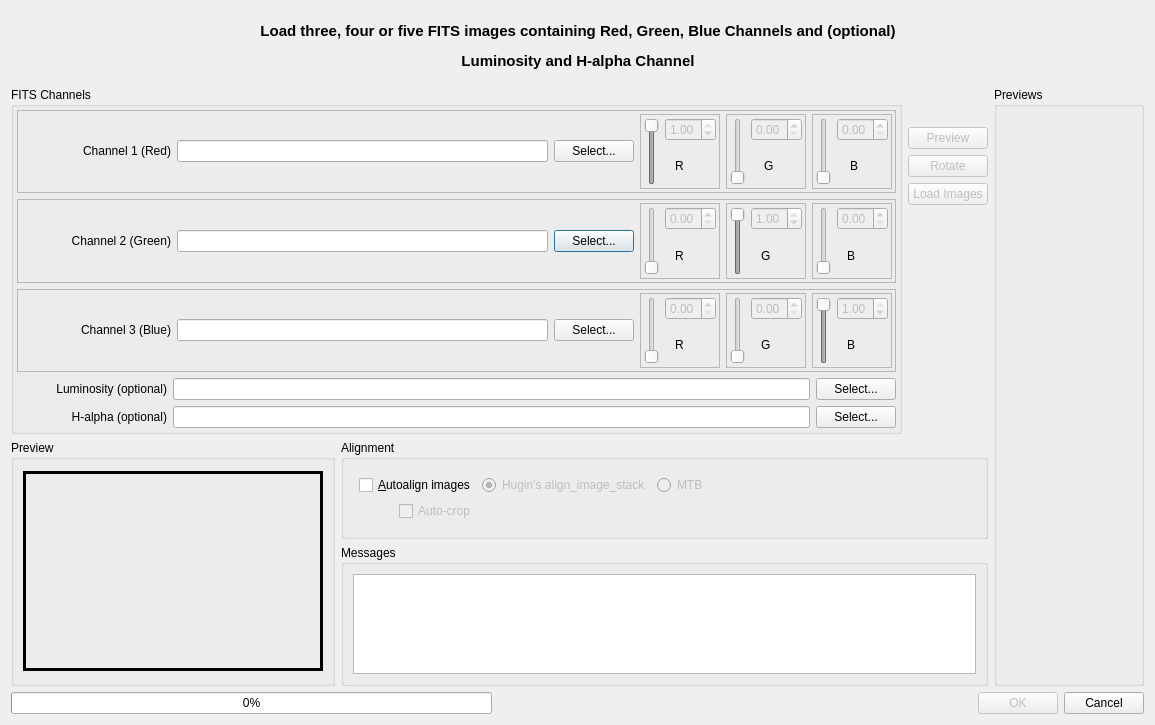
Above: src/UI/FitsImporter.ui from LuminanceHDR/LuminanceHDR before the change. Below: the same form after it.
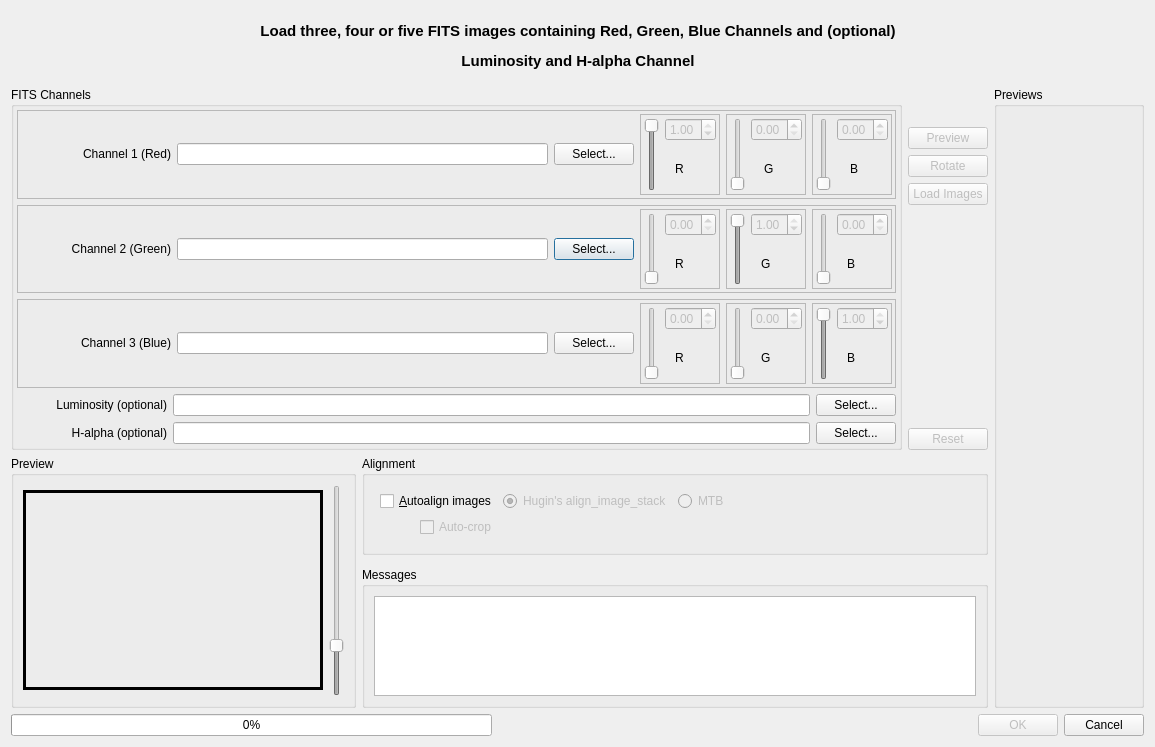
That is the form after the change. Icons and pictures are not drawn.

Commit message: [FITS]: Gamma slider for preview, reset dialog

```diff
--- a/src/UI/FitsImporter.ui
+++ b/src/UI/FitsImporter.ui
@@ -7,7 +7,7 @@
     <x>0</x>
     <y>0</y>
     <width>1155</width>
-    <height>725</height>
+    <height>747</height>
    </rect>
   </property>
   <property name="sizePolicy">
@@ -1392,6 +1392,16 @@
              </property>
             </widget>
            </item>
+           <item row="5" column="0">
+            <widget class="QPushButton" name="pushButtonReset">
+             <property name="enabled">
+              <bool>false</bool>
+             </property>
+             <property name="text">
+              <string>Reset</string>
+             </property>
+            </widget>
+           </item>
           </layout>
          </item>
         </layout>
@@ -1437,6 +1447,28 @@
                 </property>
                </widget>
               </item>
+              <item row="0" column="1">
+               <widget class="QSlider" name="vsGamma">
+                <property name="enabled">
+                 <bool>false</bool>
+                </property>
+                <property name="maximum">
+                 <number>10000</number>
+                </property>
+                <property name="singleStep">
+                 <number>100</number>
+                </property>
+                <property name="pageStep">
+                 <number>1000</number>
+                </property>
+                <property name="value">
+                 <number>2200</number>
+                </property>
+                <property name="orientation">
+                 <enum>Qt::Vertical</enum>
+                </property>
+               </widget>
+              </item>
              </layout>
             </widget>
            </item>
```
The commit also changes 4 other files.
